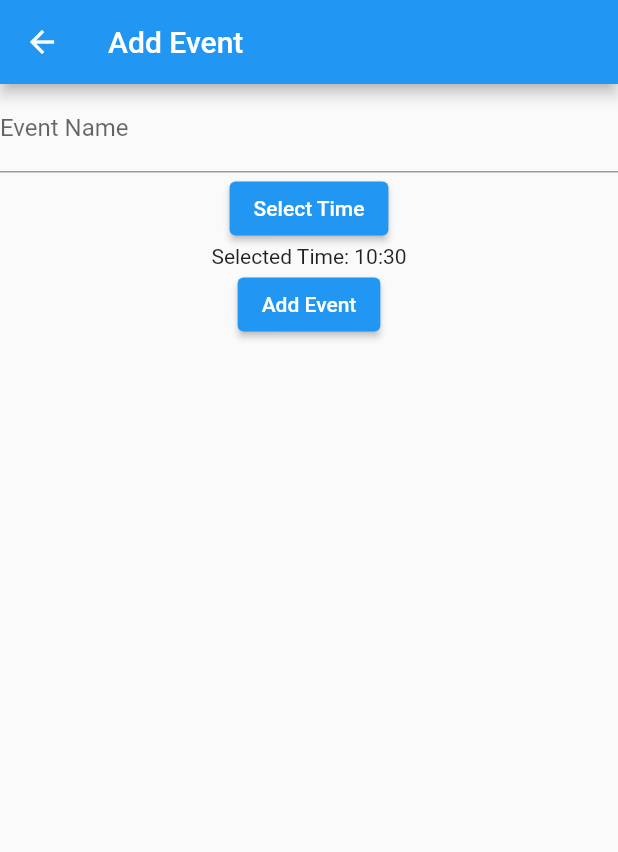
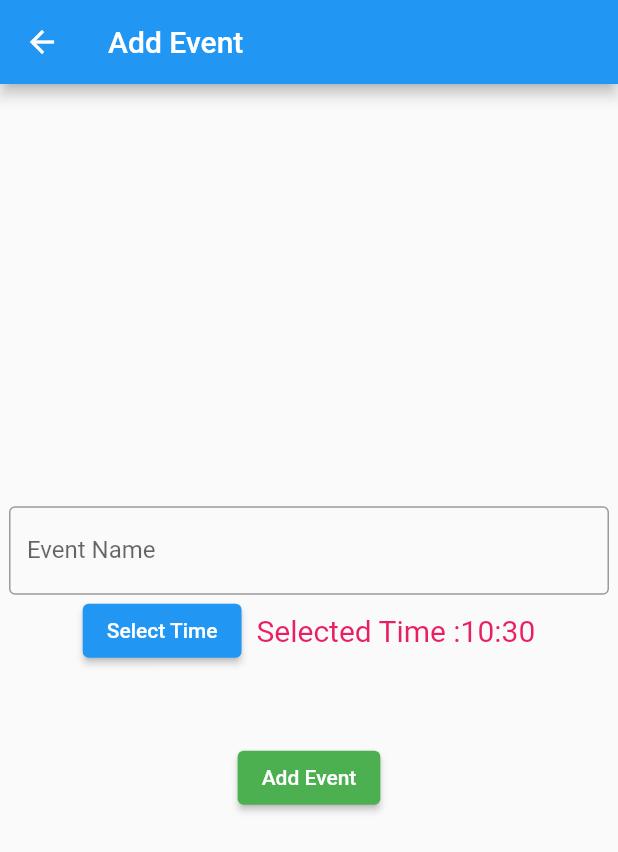
Before and after one commit to Ezhilarasan18/Flutter-upskill, a Flutter app: the screen it shows after launch, after a tap on an icon or button, on a phone screen of 412 x 824 dp. Shown: the top 852 px of the screen. Run offline on Flutter 3.47's test engine with Material 2 defaults, Android fonts, the phone set to English and light mode, and no system bars; our stand-ins replace flutter_bloc, syncfusion_flutter_calendar.

Commit message:
Holiday wrapped inside background color

```diff
--- a/lib/interimeventnew/customaddevent.dart
+++ b/lib/interimeventnew/customaddevent.dart
@@ -5,9 +5,10 @@ import 'package:flutter_bloc/flutter_bloc.dart';
 import 'package:evaluation_one/utils/string.dart';
 
 class Customaddevent extends StatefulWidget {
-  const Customaddevent(this.selectedDate, {super.key});
+  const Customaddevent(this.selectedDate, this.isTrue, {super.key});
 
   final int selectedDate;
+  final bool isTrue;
 
   @override
   State<Customaddevent> createState() => _EventScreenState();
@@ -44,31 +45,53 @@ class _EventScreenState extends State<Customaddevent> {
         appBar: AppBar(title: const Text(addEvent)),
         body: BlocBuilder<CustomEventBloc, CustomState>(
             builder: (context, state) {
-          return Column(
+          return Center(
+              child: Column(
+            mainAxisSize: MainAxisSize.min,
             children: [
-              TextField(
+              SizedBox(
+                width: 400,
+                child: TextField(
                   controller: _nameController,
                   keyboardType: TextInputType.text,
-                decoration: const InputDecoration(labelText: eventName),
+                  decoration: const InputDecoration(
+                      labelText: eventName, border: OutlineInputBorder()),
                   inputFormatters: [
                     FilteringTextInputFormatter.allow(RegExp(r'[a-zA-Z]')),
                   ],
                 ),
-              ElevatedButton(
+              ),
+              Row(
+                mainAxisAlignment: MainAxisAlignment.center,
+                children: [
+                  Padding(
+                    padding: const EdgeInsets.only(right: 10),
+                    child: ElevatedButton(
                       onPressed: () {
                         _selectTime(context);
                       },
                       child: const Text(selectTime),
                     ),
+                  ),
                   state is TimeChangeState
                       ? Text(
-                      state.selectedTime,
-                      style: const TextStyle(fontSize: 20),
+                          '$selectedTime${state.selectedTime}',
+                          style:
+                              const TextStyle(fontSize: 20, color: Colors.pink),
                         )
                       : Text(
-                      'Selected Time: ${DateTime.now().hour}:${DateTime.now().minute}',
+                          '$selectedTime${DateTime.now().hour}:${DateTime.now().minute}',
+                          style:
+                              const TextStyle(fontSize: 20, color: Colors.pink),
                         ),
-              ElevatedButton(
+                ],
+              ),
+              Padding(
+                padding: const EdgeInsets.only(top: 50),
+                child: ElevatedButton(
+                  style: ElevatedButton.styleFrom(
+                    backgroundColor: Colors.green,
+                  ),
                   onPressed: () {
                     if (_nameController.text.isEmpty) {
                       _showPopup(context);
@@ -77,7 +100,7 @@ class _EventScreenState extends State<Customaddevent> {
                           _nameController.text,
                           _selectedTime.toString(),
                           widget.selectedDate + 1,
-                        false);
+                          widget.isTrue);
                       context
                           .read<CustomEventBloc>()
                           .add(ItemAddingEvent(event, widget.selectedDate));
@@ -86,8 +109,9 @@ class _EventScreenState extends State<Customaddevent> {
                   },
                   child: const Text(addEvent),
                 ),
+              )
             ],
-          );
+          ));
         }));
   }
 
--- a/lib/interimeventnew/customcal.dart
+++ b/lib/interimeventnew/customcal.dart
@@ -49,7 +49,8 @@ class CustomCal extends StatelessWidget {
                             Navigator.push(
                                 context,
                                 MaterialPageRoute(
-                                  builder: (context) => Customaddevent(index),
+                                  builder: (context) => Customaddevent(
+                                      index, eventBloc.listData[index].isTrue),
                                 ));
                           },
                           child: Card(
@@ -62,13 +63,23 @@ class CustomCal extends StatelessWidget {
                                       if (eventBloc.listData[index].isTrue ==
                                           true)
                                         Container(
-                                          width: 8,
-                                          height: 8,
+                                            width: 20,
+                                            height: 20,
                                             decoration: const BoxDecoration(
                                               shape: BoxShape.circle,
                                               color: Colors.blue,
                                             ),
+                                            child: Center(
+                                              child: Text(
+                                                (eventBloc
+                                                    .listData[index].eventdate
+                                                    .toString()),
+                                                style: const TextStyle(
+                                                    color: Colors.white),
                                               ),
+                                            )),
+                                      if (eventBloc.listData[index].isTrue ==
+                                          false)
                                         Text(
                                           (eventBloc.listData[index].eventdate
                                               .toString()),
--- a/lib/utils/string.dart
+++ b/lib/utils/string.dart
@@ -14,3 +14,4 @@ const addEvent="Add Event";
 const eventName="Event Name";
 const selectTime="Select Time";
 const calendarEvent='Calendar Event';
+const selectedTime='Selected Time :';
```
Lines whose indentation alone changed are shown as unchanged.
